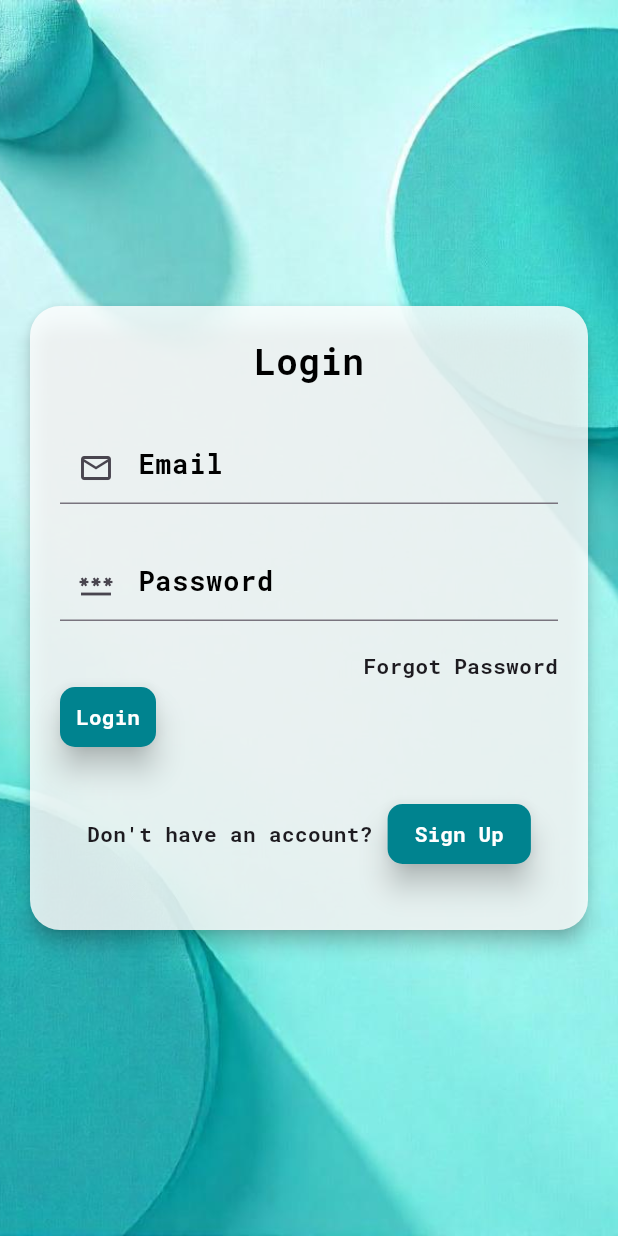
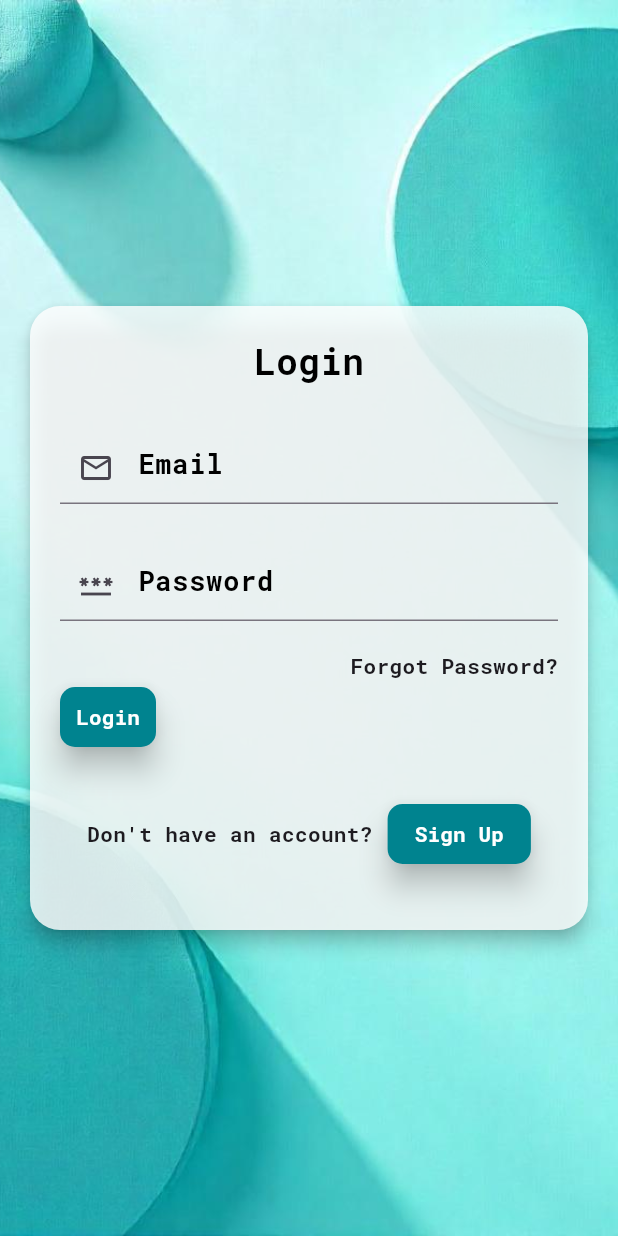
Before and after one commit to mtalha4t7/Cura-Link, a Flutter app: the Login screen opened directly, on a phone screen of 412 x 824 dp. Run offline on Flutter 3.47's test engine with Material 3 defaults, Android fonts, the phone set to English and light mode, and no system bars; our stand-ins replace animated_splash_screen, animated_text_kit, cloud_firestore, convex_bottom_bar, firebase_auth, firebase_core and 4 more; accounts and stored records are empty; Roboto replaces fonts that are missing (Poppins); project files that could hold a hidden picture were left out.

Commit message:
adjustments

```diff
--- a/lib/screens/lab/lab_sign_in.dart
+++ b/lib/screens/lab/lab_sign_in.dart
@@ -34,12 +34,11 @@ class _LoginState extends State<Login> {
                 elevation: 5.0,
                 borderRadius: BorderRadius.circular(20),
                 color:
-                    Colors.white.withOpacity(0.1), // Adjust transparency here
+                    Colors.white.withOpacity(0.1), //for   transparency Adjust
                 child: Container(
                   padding: const EdgeInsets.all(20.0),
                   decoration: BoxDecoration(
-                    color: Colors.white
-                        .withOpacity(0.8), // Adjust transparency here
+                    color: Colors.white.withOpacity(0.8), // Adjust transparency
                     borderRadius: BorderRadius.circular(20),
                   ),
                   child: Form(
@@ -55,7 +54,7 @@ class _LoginState extends State<Login> {
                           controller: useremailcontroller,
                           validator: (value) {
                             if (value == null || value.isEmpty) {
-                              return 'Pleasee enter your email';
+                              return 'Please enter email';
                             }
                             return null;
                           },
@@ -70,7 +69,7 @@ class _LoginState extends State<Login> {
                           controller: userpasswordcontroller,
                           validator: (value) {
                             if (value == null || value.isEmpty) {
-                              return 'Pleasee enter your password';
+                              return 'Please enter your password';
                             }
                             return null;
                           },
@@ -88,7 +87,7 @@ class _LoginState extends State<Login> {
                           child: Container(
                             padding: const EdgeInsets.only(top: 20),
                             alignment: Alignment.topRight,
-                            child: const Text('Forgot Password'),
+                            child: const Text('Forgot Password?'),
                           ),
                         ),
                         Container(
@@ -132,8 +131,7 @@ class _LoginState extends State<Login> {
                                 Navigator.push(
                                   context,
                                   MaterialPageRoute(
-                                      builder: (context) =>
-                                          labSignUp()), // Make sure to import the SignUp class
+                                      builder: (context) => labSignUp()),
                                 ); // Handle sign up
                               },
                               style: ElevatedButton.styleFrom(
--- a/lib/screens/patient/patient_sign_in.dart
+++ b/lib/screens/patient/patient_sign_in.dart
@@ -105,7 +105,7 @@ class _PatientLoginState extends State<PatientLogin> {
                           child: Container(
                             padding: const EdgeInsets.only(top: 20),
                             alignment: Alignment.topRight,
-                            child: const Text('Forgot Password'),
+                            child: const Text('Forgot Password?'),
                           ),
                         ),
                         const SizedBox(height: 30),
```
